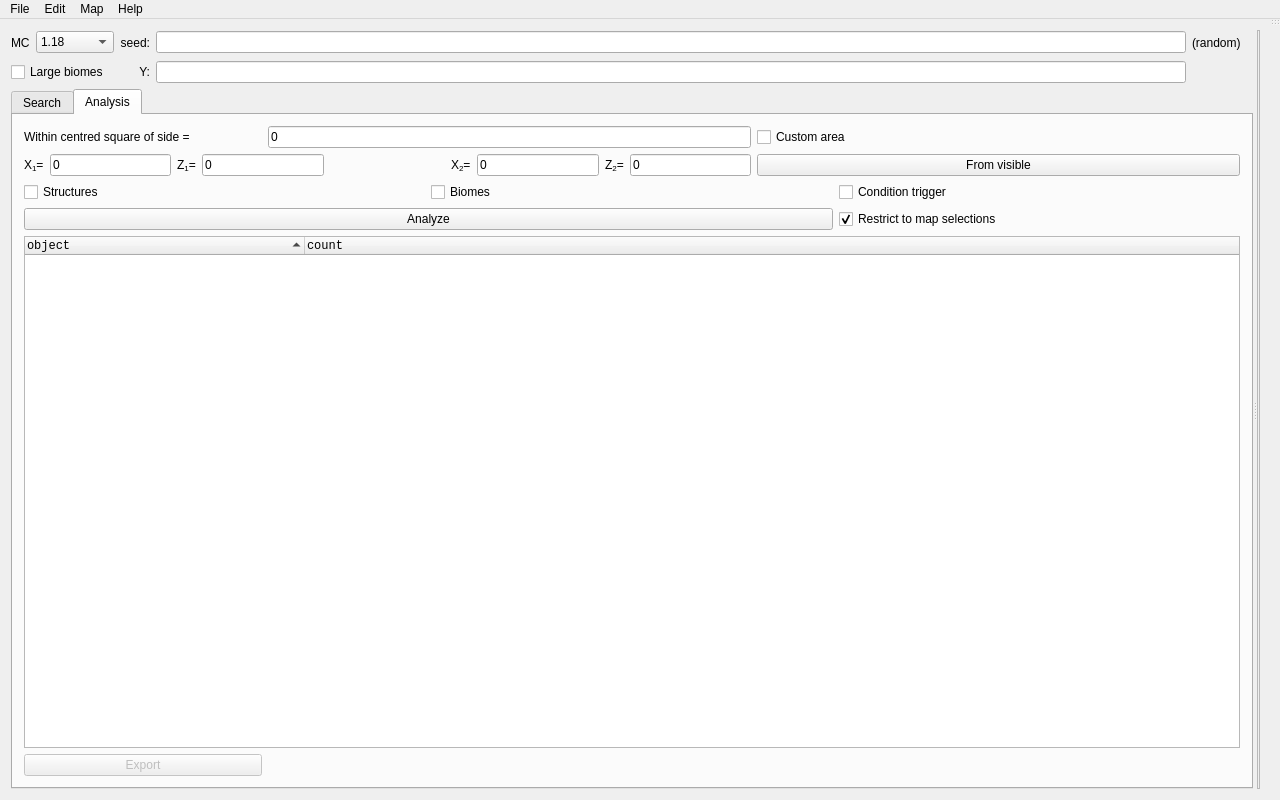
Before: the Qt Designer form src/mainwindow.ui in The-Cat-Town-Craft/cubiomes-viewer, drawn with Qt 5.
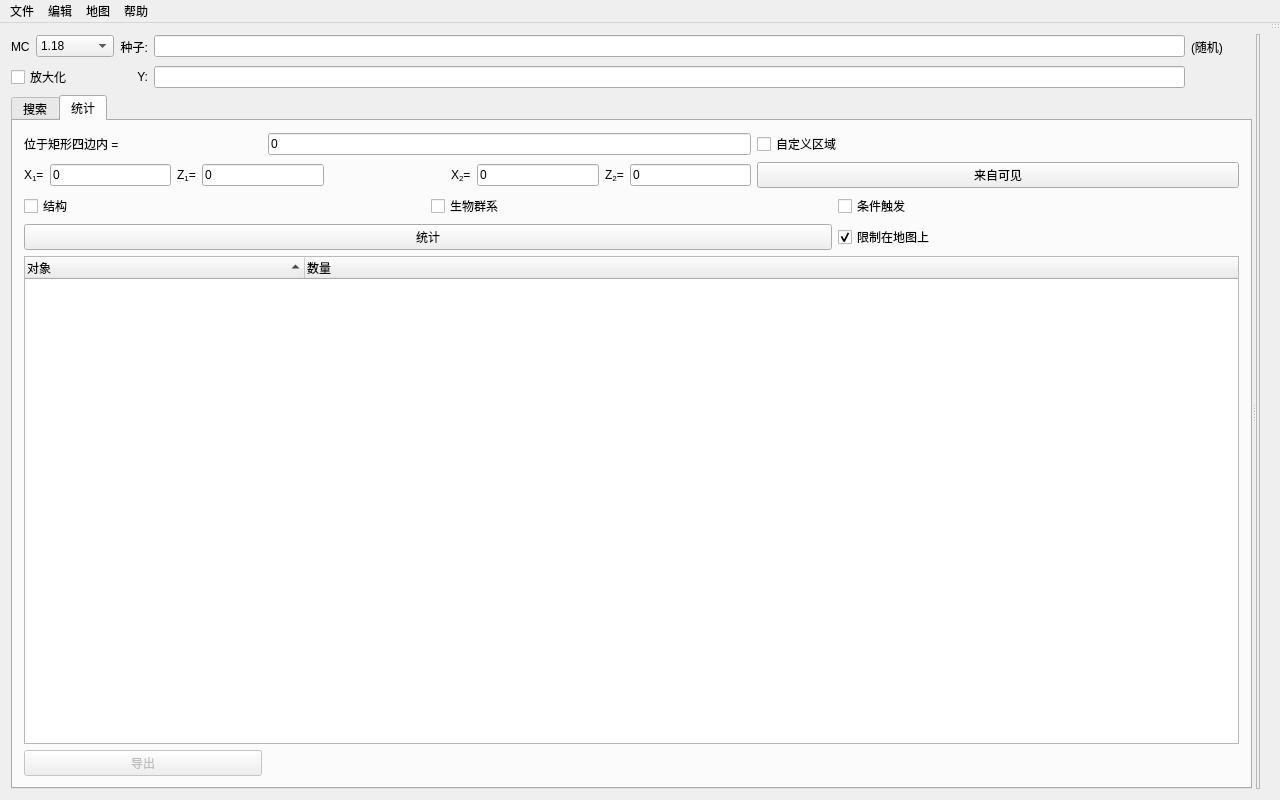
After: the same form once the commit is applied. The open tabs and pages were chosen to show the change. Icons and pictures are not drawn. Custom widgets are drawn as their Qt base class.

Commit message: 本地化 `主界面` 页面

Patch:
```diff
--- a/src/mainwindow.ui
+++ b/src/mainwindow.ui
@@ -73,7 +73,7 @@
              <string>Seed can be an integer or text. Leave empty for a random seed</string>
             </property>
             <property name="text">
-             <string>seed:</string>
+             <string>种子:</string>
             </property>
             <property name="alignment">
              <set>Qt::AlignRight|Qt::AlignTrailing|Qt::AlignVCenter</set>
@@ -102,7 +102,7 @@
              <string>Seed can be an integer or text. Leave empty for a random seed</string>
             </property>
             <property name="text">
-             <string>(random)</string>
+             <string>(随机)</string>
             </property>
            </widget>
           </item>
@@ -223,7 +223,7 @@
           <item row="1" column="0" colspan="2">
            <widget class="QCheckBox" name="checkLarge">
             <property name="text">
-             <string>Large biomes</string>
+             <string>放大化</string>
             </property>
            </widget>
           </item>
@@ -242,7 +242,7 @@
             </sizepolicy>
            </property>
            <attribute name="title">
-            <string>Search</string>
+            <string>搜索</string>
            </attribute>
            <layout class="QGridLayout" name="gridLayout">
             <property name="leftMargin">
@@ -371,7 +371,7 @@
           </widget>
           <widget class="QWidget" name="tabAnalysis">
            <attribute name="title">
-            <string>Analysis</string>
+            <string>统计</string>
            </attribute>
            <layout class="QGridLayout" name="gridLayout_7">
             <item row="0" column="1" colspan="2">
@@ -387,7 +387,7 @@
                <bool>false</bool>
               </property>
               <property name="text">
-               <string>Export</string>
+               <string>导出</string>
               </property>
              </widget>
             </item>
@@ -424,12 +424,12 @@
               </attribute>
               <column>
                <property name="text">
-                <string>object</string>
+                <string>对象</string>
                </property>
               </column>
               <column>
                <property name="text">
-                <string>count</string>
+                <string>数量</string>
                </property>
               </column>
              </widget>
@@ -534,14 +534,14 @@
             <item row="2" column="3" colspan="2">
              <widget class="QPushButton" name="buttonFromVisible">
               <property name="text">
-               <string>From visible</string>
+               <string>来自可见</string>
               </property>
              </widget>
             </item>
             <item row="0" column="0">
              <widget class="QLabel" name="labelSquareArea">
               <property name="text">
-               <string>Within centred square of side =</string>
+               <string>位于矩形四边内 =</string>
               </property>
              </widget>
             </item>
@@ -551,7 +551,7 @@
                <string>Specify manual rectangle rather than square</string>
               </property>
               <property name="text">
-               <string>Custom area</string>
+               <string>自定义区域</string>
               </property>
               <property name="checkable">
                <bool>true</bool>
@@ -566,14 +566,14 @@
                  <string>Features that trigger the search conditions, provided the seed matches</string>
                 </property>
                 <property name="text">
-                 <string>Condition trigger</string>
+                 <string>条件触发</string>
                 </property>
                </widget>
               </item>
               <item row="1" column="0" colspan="2">
                <widget class="QPushButton" name="buttonAnalysis">
                 <property name="text">
-                 <string>Analyze</string>
+                 <string>统计</string>
                 </property>
                </widget>
               </item>
@@ -583,7 +583,7 @@
                  <string>limits analysis to the selected structures and dimension in the map view</string>
                 </property>
                 <property name="text">
-                 <string>Restrict to map selections</string>
+                 <string>限制在地图上</string>
                 </property>
                 <property name="checked">
                  <bool>true</bool>
@@ -596,7 +596,7 @@
                  <string>statistic of biome occurances in area</string>
                 </property>
                 <property name="text">
-                 <string>Biomes</string>
+                 <string>生物群系</string>
                 </property>
                </widget>
               </item>
@@ -606,7 +606,7 @@
                  <string>structure positions in area</string>
                 </property>
                 <property name="text">
-                 <string>Structures</string>
+                 <string>结构</string>
                 </property>
                </widget>
               </item>
@@ -702,12 +702,12 @@
      <x>0</x>
      <y>0</y>
      <width>1280</width>
-     <height>22</height>
+     <height>23</height>
     </rect>
    </property>
    <widget class="QMenu" name="menuMap">
     <property name="title">
-     <string>Map</string>
+     <string>地图</string>
     </property>
     <addaction name="actionGo_to"/>
     <addaction name="actionScan_seed_for_Quad_Huts"/>
@@ -715,13 +715,13 @@
    </widget>
    <widget class="QMenu" name="menuHelp">
     <property name="title">
-     <string>Help</string>
+     <string>帮助</string>
     </property>
     <addaction name="actionAbout"/>
    </widget>
    <widget class="QMenu" name="menuFile">
     <property name="title">
-     <string>File</string>
+     <string>文件</string>
     </property>
     <addaction name="actionSave"/>
     <addaction name="actionLoad"/>
@@ -733,7 +733,7 @@
    </widget>
    <widget class="QMenu" name="menuEdit">
     <property name="title">
-     <string>Edit</string>
+     <string>编辑</string>
     </property>
     <addaction name="actionCopy"/>
     <addaction name="actionPaste"/>
```
Left out of the diff: 35 changed lines with no effect on the pictures.
